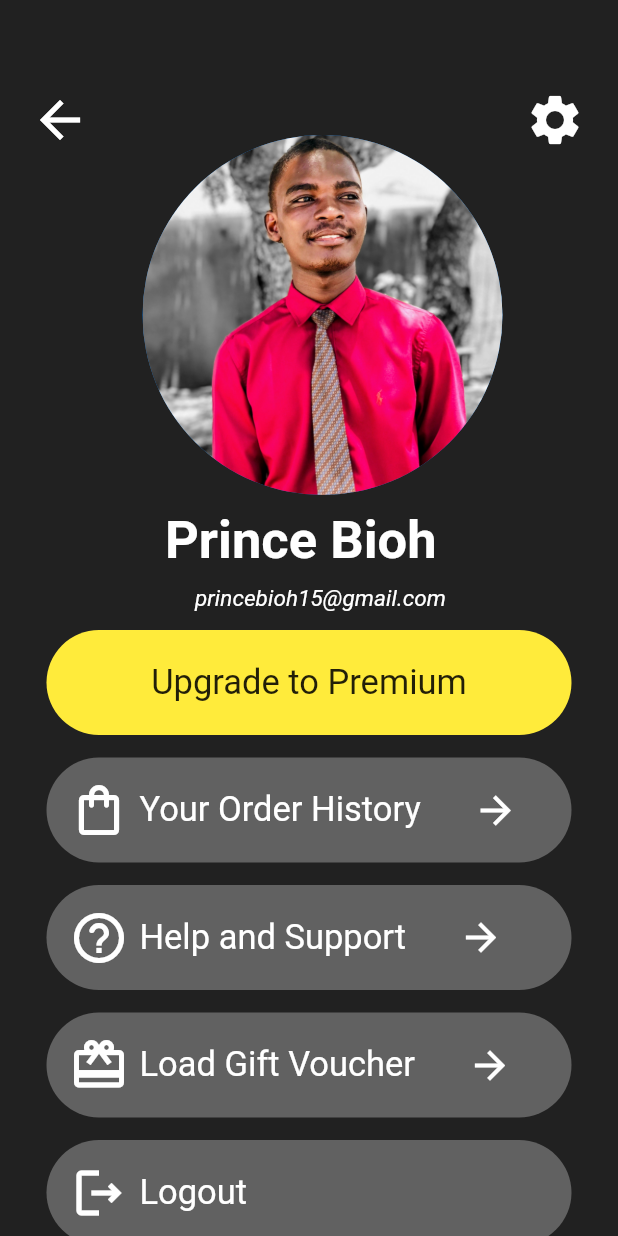
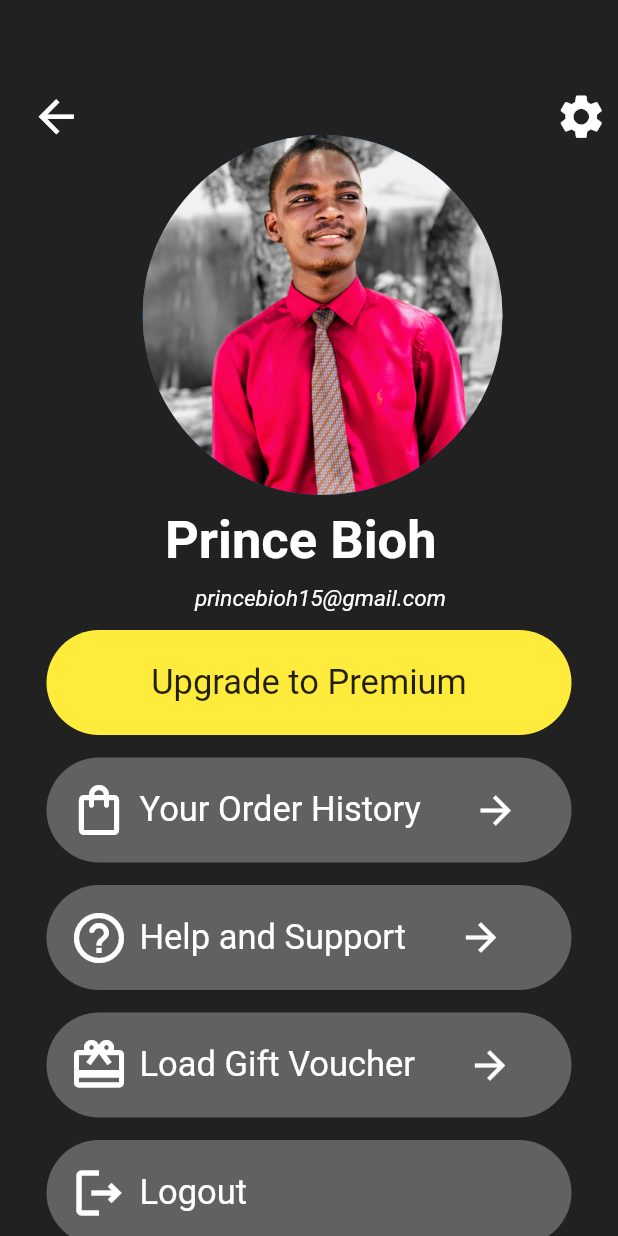
Before and after one commit to princebioh/Basic-Profile-Settings-UI-Flutter, a Flutter app: the screen it shows after launch, on a phone screen of 412 x 824 dp. Run offline on Flutter 3.47's test engine with Material 2 defaults, Android fonts, the phone set to English and light mode, and no system bars; Roboto replaces fonts that are missing (Calibri, Verdana).

Commit message:
Adjust Widgets Positions

```diff
--- a/lib/main.dart
+++ b/lib/main.dart
@@ -26,16 +26,16 @@ class HomePage extends StatelessWidget {
                   child: Icon(
                     Icons.arrow_back,
                     color: Colors.white,
-                    size: 40,
+                    size: 35,
                   ),
                 ),
                 Positioned(
                   top: 60,
-                  left: 350,
+                  left: 370,
                   child: Icon(
                     Icons.settings,
                     color: Colors.white,
-                    size: 40,
+                    size: 35,
                   ),
                 ),
                 Positioned(
```
